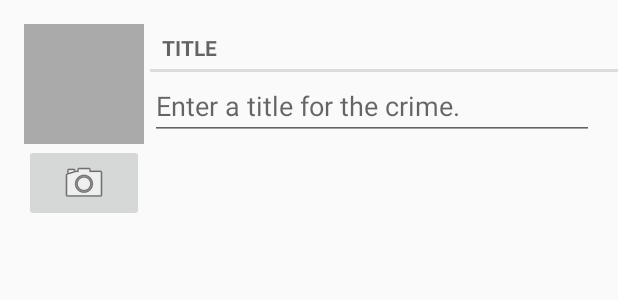
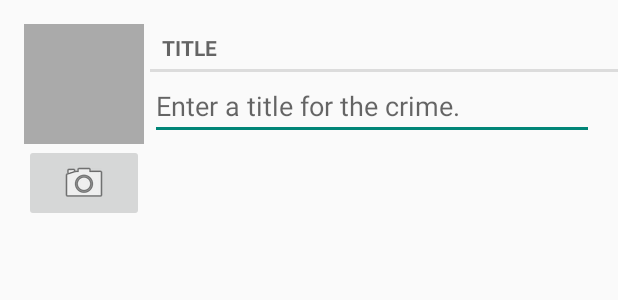
Before and after one commit to CS4518-C18/CriminalIntent, an Android app: the layout view_camera_and_title.xml on its own in the app's theme, with its tools: preview values and no code run, on a phone screen of 412 x 824 dp. Shown: the top 300 px of the screen. Run offline under Robolectric (Android 15) with nearby library versions, the phone set to English and light mode, and no system bars.

```diff
--- a/app/src/main/res/layout/view_camera_and_title.xml
+++ b/app/src/main/res/layout/view_camera_and_title.xml
@@ -3,9 +3,7 @@
     android:layout_width="match_parent"
     android:layout_height="wrap_content"
     android:layout_marginLeft="16dp"
-    android:layout_marginTop="16dp"
-    android:focusable="true"
-    android:focusableInTouchMode="true">
+    android:layout_marginTop="16dp">
     <requestFocus />
 
     <LinearLayout
```
Also changed, not shown: app/src/main/res/layout-land/fragment_crime.xml (+5 -2 lines), app/src/main/res/layout/fragment_crime.xml (+5 -2 lines).
